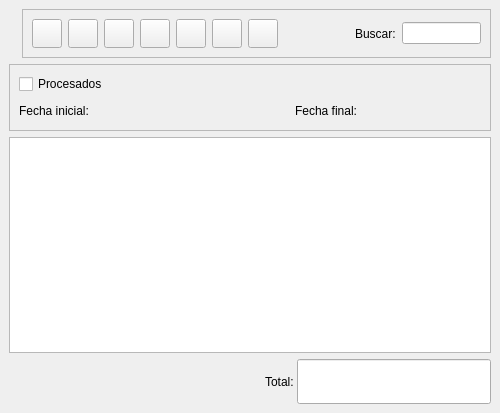
Old version of the form bulmages/bulmafact/src/pedidosclientelistbase.ui in the repository eboladev/Bulmages-1.
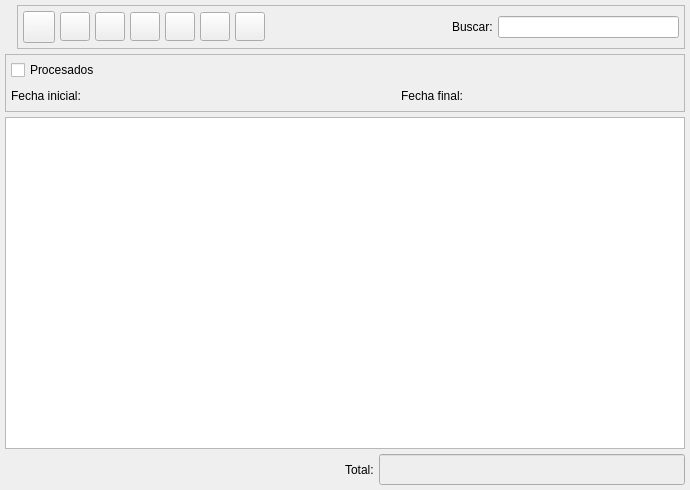
New version of the form. Icons and pictures are not drawn. Custom widgets are drawn as their Qt base class.

```diff
--- a/bulmages/bulmafact/src/pedidosclientelistbase.ui
+++ b/bulmages/bulmafact/src/pedidosclientelistbase.ui
@@ -9,8 +9,8 @@
    <rect>
     <x>0</x>
     <y>0</y>
-    <width>500</width>
-    <height>413</height>
+    <width>690</width>
+    <height>490</height>
    </rect>
   </property>
   <property name="windowTitle" >
@@ -21,10 +21,10 @@
   </property>
   <layout class="QVBoxLayout" >
    <property name="margin" >
-    <number>9</number>
+    <number>5</number>
    </property>
    <property name="spacing" >
-    <number>6</number>
+    <number>5</number>
    </property>
    <item>
     <layout class="QHBoxLayout" >
@@ -32,7 +32,7 @@
       <number>0</number>
      </property>
      <property name="spacing" >
-      <number>6</number>
+      <number>5</number>
      </property>
      <item>
       <widget class="QLabel" name="label" >
@@ -54,13 +54,25 @@
        </property>
        <layout class="QHBoxLayout" >
         <property name="margin" >
-         <number>9</number>
+         <number>5</number>
         </property>
         <property name="spacing" >
-         <number>6</number>
+         <number>5</number>
         </property>
         <item>
          <widget class="QToolButton" name="mui_crear" >
+          <property name="minimumSize" >
+           <size>
+            <width>32</width>
+            <height>32</height>
+           </size>
+          </property>
+          <property name="maximumSize" >
+           <size>
+            <width>32</width>
+            <height>32</height>
+           </size>
+          </property>
           <property name="toolTip" >
            <string>Nuevo pedido</string>
           </property>
@@ -243,7 +255,14 @@
          </widget>
         </item>
         <item>
-         <widget class="QLineEdit" name="m_filtro" />
+         <widget class="QLineEdit" name="m_filtro" >
+          <property name="minimumSize" >
+           <size>
+            <width>150</width>
+            <height>0</height>
+           </size>
+          </property>
+         </widget>
         </item>
        </layout>
       </widget>
@@ -260,10 +279,10 @@
      </property>
      <layout class="QVBoxLayout" >
       <property name="margin" >
-       <number>9</number>
+       <number>5</number>
       </property>
       <property name="spacing" >
-       <number>6</number>
+       <number>5</number>
       </property>
       <item>
        <layout class="QHBoxLayout" >
@@ -301,7 +320,7 @@
          <number>0</number>
         </property>
         <property name="spacing" >
-         <number>3</number>
+         <number>5</number>
         </property>
         <item>
          <widget class="QLabel" name="textLabel1_4" >
@@ -311,7 +330,14 @@
          </widget>
         </item>
         <item>
-         <widget class="BusquedaFecha" native="1" name="m_fechain" />
+         <widget class="BusquedaFecha" native="1" name="m_fechain" >
+          <property name="minimumSize" >
+           <size>
+            <width>150</width>
+            <height>0</height>
+           </size>
+          </property>
+         </widget>
         </item>
         <item>
          <spacer>
@@ -337,7 +363,14 @@
          </widget>
         </item>
         <item>
-         <widget class="BusquedaFecha" native="1" name="m_fechafin" />
+         <widget class="BusquedaFecha" native="1" name="m_fechafin" >
+          <property name="minimumSize" >
+           <size>
+            <width>150</width>
+            <height>0</height>
+           </size>
+          </property>
+         </widget>
         </item>
         <item>
          <spacer>
@@ -369,7 +402,7 @@
       <number>0</number>
      </property>
      <property name="spacing" >
-      <number>3</number>
+      <number>5</number>
      </property>
      <item>
       <spacer>
@@ -399,10 +432,47 @@
        <property name="enabled" >
         <bool>true</bool>
        </property>
+       <property name="palette" >
+        <palette>
+         <active>
+          <colorrole role="Base" >
+           <brush brushstyle="SolidPattern" >
+            <color alpha="255" >
+             <red>238</red>
+             <green>238</green>
+             <blue>238</blue>
+            </color>
+           </brush>
+          </colorrole>
+         </active>
+         <inactive>
+          <colorrole role="Base" >
+           <brush brushstyle="SolidPattern" >
+            <color alpha="255" >
+             <red>238</red>
+             <green>238</green>
+             <blue>238</blue>
+            </color>
+           </brush>
+          </colorrole>
+         </inactive>
+         <disabled>
+          <colorrole role="Base" >
+           <brush brushstyle="SolidPattern" >
+            <color alpha="255" >
+             <red>255</red>
+             <green>255</green>
+             <blue>255</blue>
+            </color>
+           </brush>
+          </colorrole>
+         </disabled>
+        </palette>
+       </property>
        <property name="font" >
         <font>
          <family>Sans Serif</family>
-         <pointsize>20</pointsize>
+         <pointsize>12</pointsize>
          <weight>75</weight>
          <italic>false</italic>
          <bold>true</bold>
@@ -413,6 +483,9 @@
        <property name="alignment" >
         <set>Qt::AlignRight</set>
        </property>
+       <property name="readOnly" >
+        <bool>true</bool>
+       </property>
       </widget>
      </item>
     </layout>
@@ -421,6 +494,16 @@
  </widget>
  <layoutdefault spacing="3" margin="5" />
  <customwidgets>
+  <customwidget>
+   <class>BusquedaArticulo</class>
+   <extends>QWidget</extends>
+   <header>busquedaarticulo.h</header>
+  </customwidget>
+  <customwidget>
+   <class>BusquedaCliente</class>
+   <extends>QWidget</extends>
+   <header>busquedacliente.h</header>
+  </customwidget>
   <customwidget>
    <class>BusquedaFecha</class>
    <extends>QWidget</extends>
@@ -431,16 +514,6 @@
    <extends>QTableWidget</extends>
    <header>pedidosclientelist.h</header>
   </customwidget>
-  <customwidget>
-   <class>BusquedaArticulo</class>
-   <extends>QWidget</extends>
-   <header>busquedaarticulo.h</header>
-  </customwidget>
-  <customwidget>
-   <class>BusquedaCliente</class>
-   <extends>QWidget</extends>
-   <header>busquedacliente.h</header>
-  </customwidget>
  </customwidgets>
  <resources>
   <include location="../../bulmages.qrc" />
```
